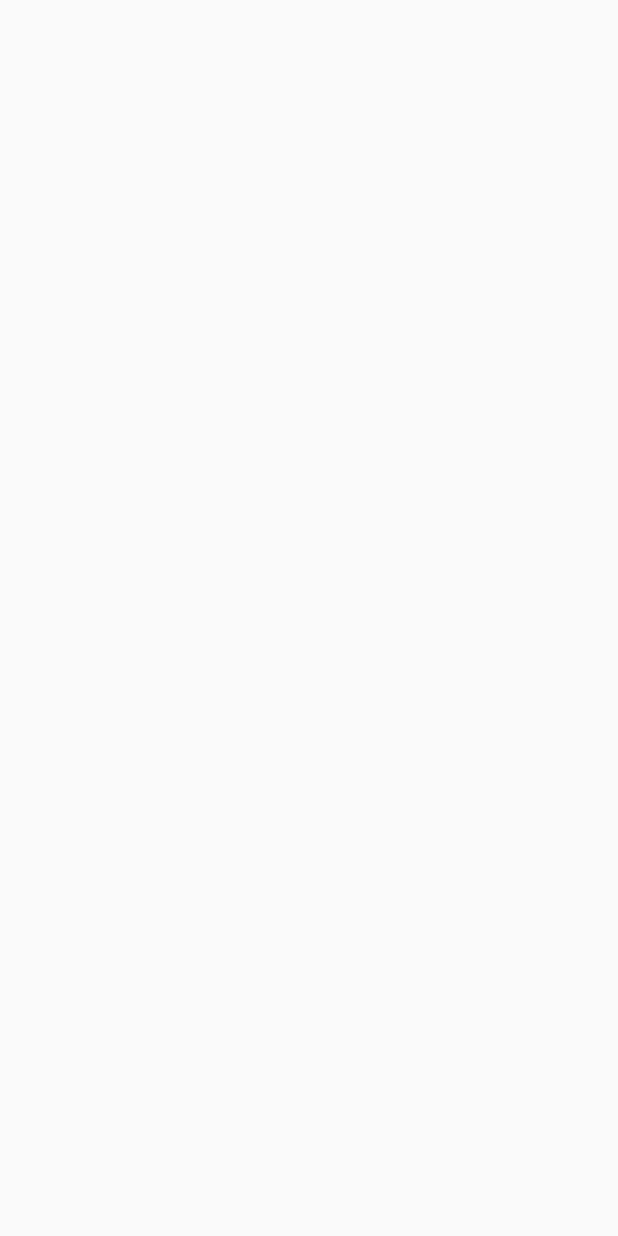
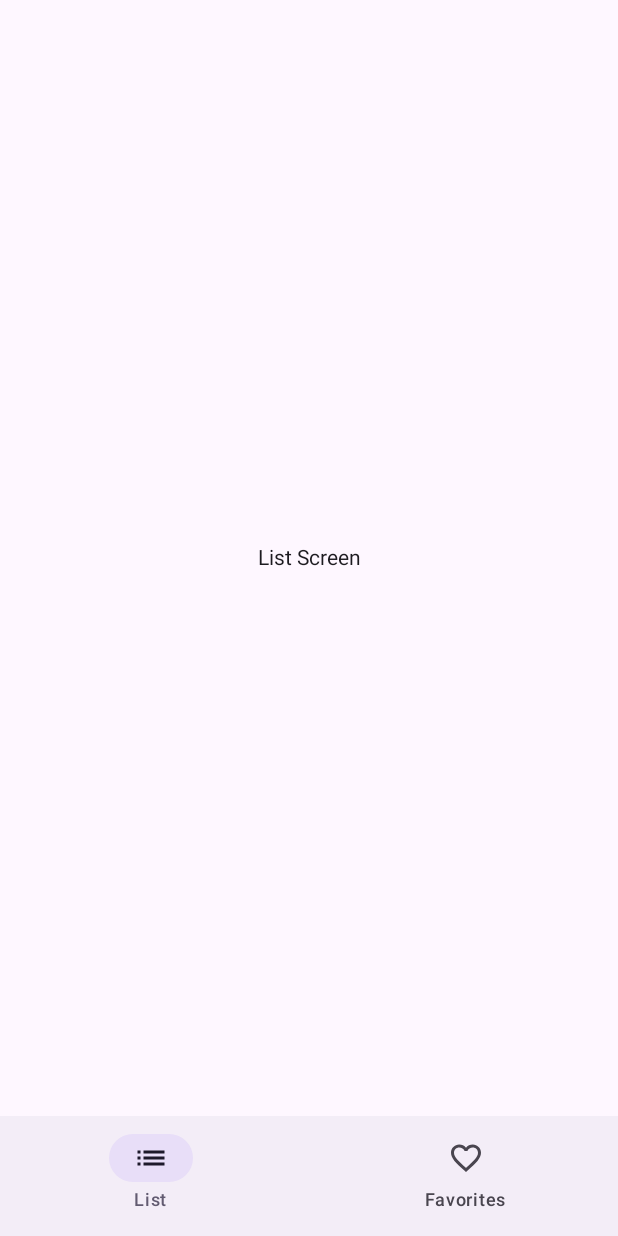
Before and after one commit to pedromfmachado/SwordChallenge, an Android app built with Jetpack Compose: the screen it shows after launch (MainActivity), on a phone screen of 412 x 824 dp. Before the commit the screen is empty. Run offline under Robolectric (Android 15) with nearby library versions, the phone set to English and light mode, and no system bars; our stand-ins replace Dagger/Hilt's generated code.

Commit message:
feat: implement main screen with bottom navigation
Add MainScreen composable with a bottom navigation bar containing
List and Favorites tabs. Uses Material3 NavigationBar with state-based
navigation and proper icon switching for selected/unselected states.

- Add BottomNavItem sealed class for navigation configuration
- Implement ListScreen and FavoritesScreen placeholder composables
- Add string resources with Portuguese translations
- Add material-icons-extended dependency
- Remove unused navigation-compose dependency

Closes #1

🤖 Generated with [Claude Code](https://claude.com/claude-code)

Co-Authored-By: Claude Opus 4.5 <noreply@anthropic.com>

```diff
--- a/app/build.gradle.kts
+++ b/app/build.gradle.kts
@@ -43,6 +43,7 @@ dependencies {
     implementation(libs.androidx.compose.ui.graphics)
     implementation(libs.androidx.compose.ui.tooling.preview)
     implementation(libs.androidx.compose.material3)
+    implementation(libs.androidx.compose.material.icons.extended)
 
     // Debug
     debugImplementation(libs.androidx.compose.ui.tooling)
@@ -58,7 +59,4 @@ dependencies {
     // Hilt
     implementation(libs.hilt.android)
     ksp(libs.hilt.compiler)
-
-    // Navigation
-    implementation(libs.androidx.navigation.compose)
 }
--- a/app/src/main/java/com/pedromfmachado/sword/presentation/ui/MainScreen.kt
+++ b/app/src/main/java/com/pedromfmachado/sword/presentation/ui/MainScreen.kt
@@ -1,8 +1,106 @@
 package com.pedromfmachado.sword.presentation.ui
 
+import androidx.annotation.StringRes
+import androidx.compose.foundation.layout.Box
+import androidx.compose.foundation.layout.fillMaxSize
+import androidx.compose.foundation.layout.padding
+import androidx.compose.material.icons.Icons
+import androidx.compose.material.icons.automirrored.filled.List
+import androidx.compose.material.icons.automirrored.outlined.List
+import androidx.compose.material.icons.filled.Favorite
+import androidx.compose.material.icons.outlined.FavoriteBorder
+import androidx.compose.material3.Icon
+import androidx.compose.material3.NavigationBar
+import androidx.compose.material3.NavigationBarItem
+import androidx.compose.material3.Scaffold
+import androidx.compose.material3.Text
 import androidx.compose.runtime.Composable
+import androidx.compose.runtime.getValue
+import androidx.compose.runtime.mutableIntStateOf
+import androidx.compose.runtime.saveable.rememberSaveable
+import androidx.compose.runtime.setValue
+import androidx.compose.ui.Alignment
+import androidx.compose.ui.Modifier
+import androidx.compose.ui.graphics.vector.ImageVector
+import androidx.compose.ui.res.stringResource
+import androidx.compose.ui.tooling.preview.Preview
+import com.pedromfmachado.sword.R
+
+sealed class BottomNavItem(
+    @StringRes val titleResId: Int,
+    val selectedIcon: ImageVector,
+    val unselectedIcon: ImageVector
+) {
+    data object List : BottomNavItem(
+        titleResId = R.string.nav_list,
+        selectedIcon = Icons.AutoMirrored.Filled.List,
+        unselectedIcon = Icons.AutoMirrored.Outlined.List
+    )
+
+    data object Favorites : BottomNavItem(
+        titleResId = R.string.nav_favorites,
+        selectedIcon = Icons.Filled.Favorite,
+        unselectedIcon = Icons.Outlined.FavoriteBorder
+    )
+}
 
 @Composable
 fun MainScreen() {
+    val navItems = listOf(BottomNavItem.List, BottomNavItem.Favorites)
+    var selectedIndex by rememberSaveable { mutableIntStateOf(0) }
 
+    Scaffold(
+        bottomBar = {
+            NavigationBar {
+                navItems.forEachIndexed { index, item ->
+                    NavigationBarItem(
+                        selected = selectedIndex == index,
+                        onClick = { selectedIndex = index },
+                        icon = {
+                            Icon(
+                                imageVector = if (selectedIndex == index) {
+                                    item.selectedIcon
+                                } else {
+                                    item.unselectedIcon
+                                },
+                                contentDescription = stringResource(item.titleResId)
+                            )
+                        },
+                        label = { Text(text = stringResource(item.titleResId)) }
+                    )
+                }
+            }
+        }
+    ) { innerPadding ->
+        when (selectedIndex) {
+            0 -> ListScreen(modifier = Modifier.padding(innerPadding))
+            1 -> FavoritesScreen(modifier = Modifier.padding(innerPadding))
+        }
+    }
 }
+
+@Composable
+fun ListScreen(modifier: Modifier = Modifier) {
+    Box(
+        modifier = modifier.fillMaxSize(),
+        contentAlignment = Alignment.Center
+    ) {
+        Text(text = stringResource(R.string.list_screen_title))
+    }
+}
+
+@Composable
+fun FavoritesScreen(modifier: Modifier = Modifier) {
+    Box(
+        modifier = modifier.fillMaxSize(),
+        contentAlignment = Alignment.Center
+    ) {
+        Text(text = stringResource(R.string.favorites_screen_title))
+    }
+}
+
+@Preview(showBackground = true)
+@Composable
+private fun MainScreenPreview() {
+    MainScreen()
+}
--- a/app/src/main/res/values/strings.xml
+++ b/app/src/main/res/values/strings.xml
@@ -1,3 +1,7 @@
 <resources>
-    <string name="app_name">My Application</string>
+    <string name="app_name">Catz</string>
+    <string name="nav_list">List</string>
+    <string name="nav_favorites">Favorites</string>
+    <string name="list_screen_title">List Screen</string>
+    <string name="favorites_screen_title">Favorites Screen</string>
 </resources>
```
Also changed, not shown: settings.gradle.kts (+1 -10 lines), 1 other file.
